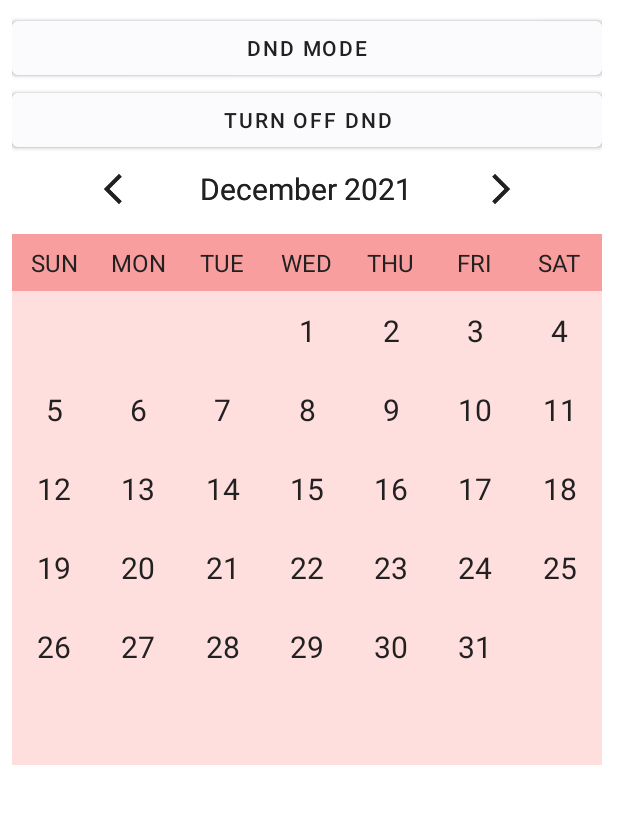
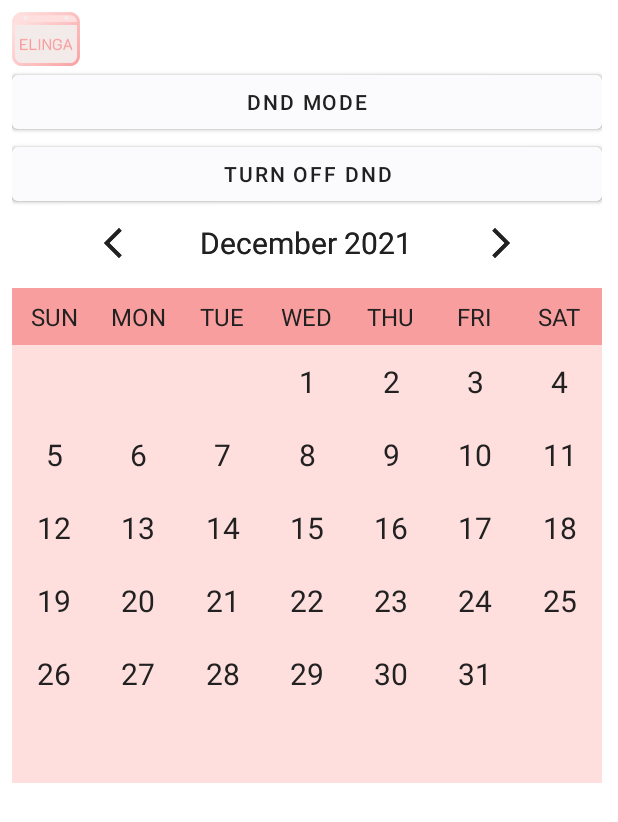
Before and after one commit to S1K4RA/ELINGA-android, an Android app: the screen it shows after launch (MainActivity), on a phone screen of 412 x 824 dp. Shown: the top 822 px of the screen. Run offline under Robolectric (Android 15) with nearby library versions, the phone set to English and light mode, and no system bars; our stand-ins replace Firebase (no records; nobody signed in at launch, a user with empty details on screens opened directly).

Commit message:
workout navigation

```diff
--- /dev/null
+++ b/app/src/main/res/drawable/ic_baseline_arrow_back_24.xml
@@ -0,0 +1,5 @@
+<vector android:autoMirrored="true" android:height="24dp"
+    android:tint="#212121" android:viewportHeight="24"
+    android:viewportWidth="24" android:width="24dp" xmlns:android="http://schemas.android.com/apk/res/android">
+    <path android:fillColor="@android:color/white" android:pathData="M20,11H7.83l5.59,-5.59L12,4l-8,8 8,8 1.41,-1.41L7.83,13H20v-2z"/>
+</vector>
--- a/app/src/main/res/layout/fragment_home.xml
+++ b/app/src/main/res/layout/fragment_home.xml
@@ -6,6 +6,11 @@
     tools:context=".Home"
     android:orientation="vertical"
     android:layout_margin="8dp">
+
+    <ImageView
+        android:layout_width="45dp"
+        android:layout_height="36dp"
+        android:background="@drawable/logo_elinga"/>
 
     <Button
         android:id="@+id/dndON"
--- a/app/src/main/res/navigation/navigation.xml
+++ b/app/src/main/res/navigation/navigation.xml
@@ -27,4 +27,46 @@
         android:name="com.kelompok9.elinga.Kalori_interaction"
         android:label="fragment_kalori_interaction"
         tools:layout="@layout/fragment_kalori_interaction" />
+    <fragment
+        android:id="@+id/workoutTitle"
+        android:name="com.kelompok9.elinga.WorkoutTitle"
+        android:label="fragment_workout_title"
+        tools:layout="@layout/fragment_workout_title" >
+        <action
+            android:id="@+id/action_workoutTitle_to_easyWorkout"
+            app:destination="@id/easyWorkout" />
+        <action
+            android:id="@+id/action_workoutTitle_to_mediumWorkout"
+            app:destination="@id/mediumWorkout" />
+        <action
+            android:id="@+id/action_workoutTitle_to_hardWorkout"
+            app:destination="@id/hardWorkout" />
+    </fragment>
+    <fragment
+        android:id="@+id/easyWorkout"
+        android:name="com.kelompok9.elinga.EasyWorkout"
+        android:label="fragment_easy_workout"
+        tools:layout="@layout/fragment_easy_workout" >
+        <action
+            android:id="@+id/action_easyWorkout_to_workoutTitle"
+            app:destination="@id/workoutTitle" />
+    </fragment>
+    <fragment
+        android:id="@+id/hardWorkout"
+        android:name="com.kelompok9.elinga.HardWorkout"
+        android:label="fragment_hard_workout"
+        tools:layout="@layout/fragment_hard_workout" >
+        <action
+            android:id="@+id/action_hardWorkout_to_workoutTitle"
+            app:destination="@id/workoutTitle" />
+    </fragment>
+    <fragment
+        android:id="@+id/mediumWorkout"
+        android:name="com.kelompok9.elinga.MediumWorkout"
+        android:label="fragment_medium_workout"
+        tools:layout="@layout/fragment_medium_workout" >
+        <action
+            android:id="@+id/action_mediumWorkout_to_workoutTitle"
+            app:destination="@id/workoutTitle" />
+    </fragment>
 </navigation>
```
Also changed, not shown: app/src/main/java/com/kelompok9/elinga/EasyWorkout.kt (+10 -0 lines), app/src/main/java/com/kelompok9/elinga/HardWorkout.kt (+11 -0 lines), app/src/main/java/com/kelompok9/elinga/MediumWorkout.kt (+11 -0 lines), app/src/main/java/com/kelompok9/elinga/WorkoutTitle.kt (+20 -0 lines), app/src/main/res/layout/fragment_easy_workout.xml (+18 -0 lines), app/src/main/res/layout/fragment_hard_workout.xml (+18 -0 lines), app/src/main/res/layout/fragment_medium_workout.xml (+36 -1 lines), app/src/main/res/drawable/logo_elinga.png (added), app/src/main/res/drawable/push-up.png (deleted), app/src/main/res/drawable/sit-up.png (deleted).
